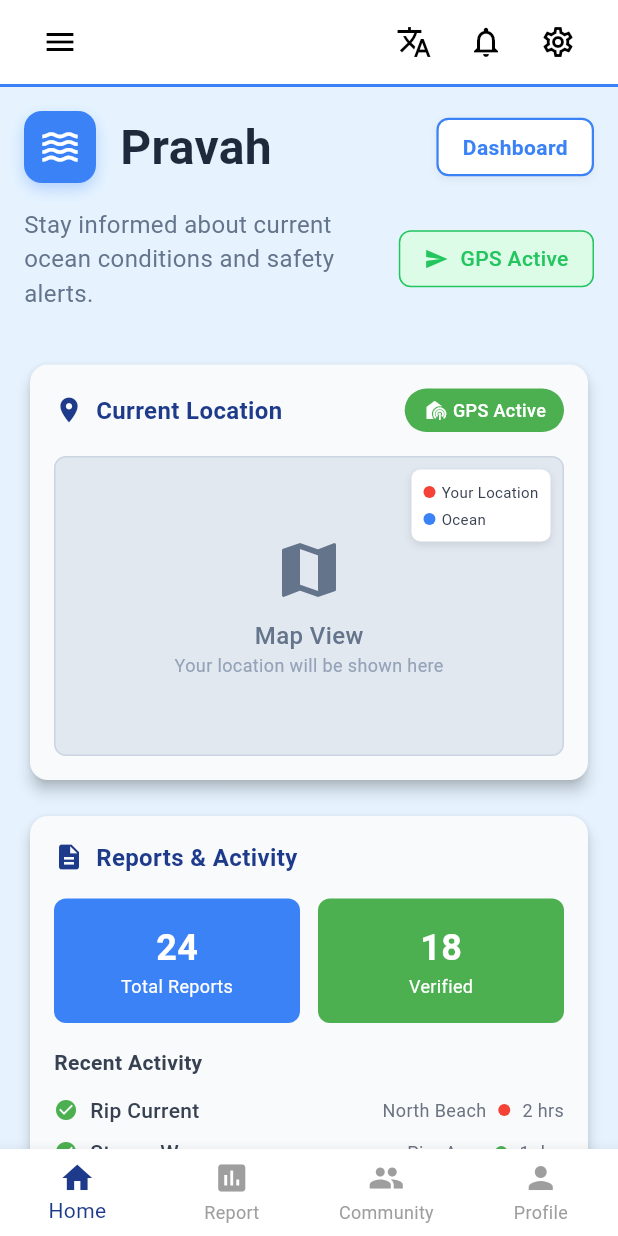
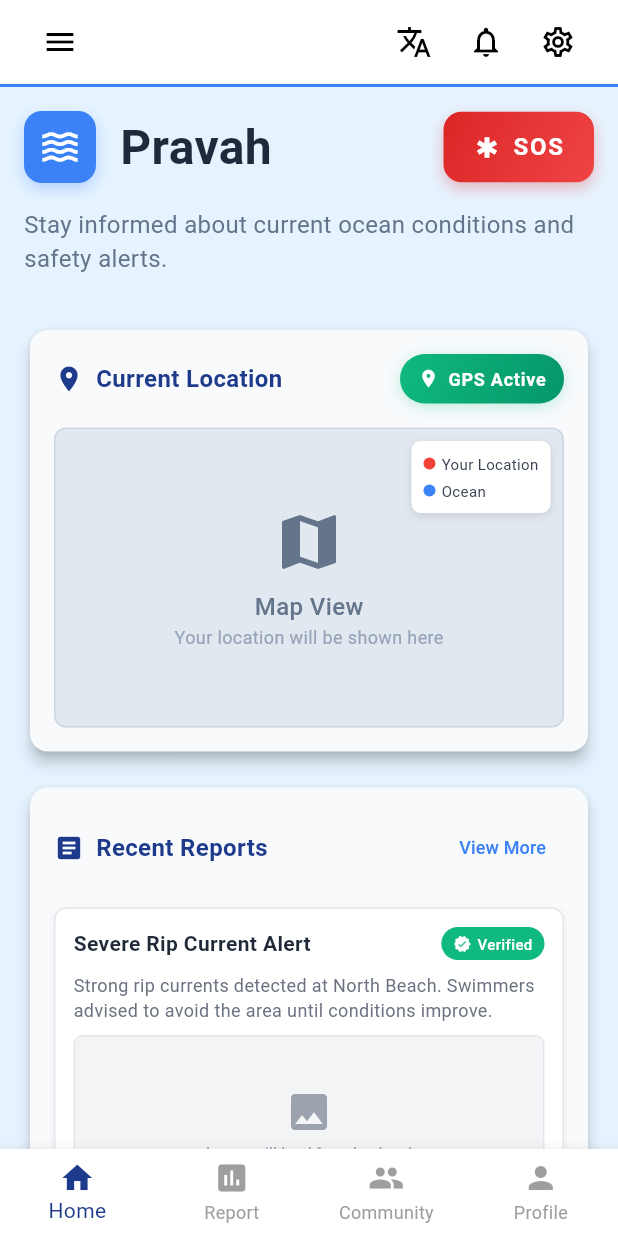
Before and after one commit to dixitatharvv/SIH2025, a Flutter app: the screen it shows after launch, on a phone screen of 412 x 824 dp. Run offline on Flutter 3.47's test engine with Material 3 defaults, Android fonts, the phone set to English and light mode, and no system bars; our stand-ins replace flutter_dotenv, geolocator.

Commit message:
Enhanced UI/UX and implemented changes in reports and home screen

```diff
--- a/frontend/mobile_app/lib/features/home/screens/home_screen.dart
+++ b/frontend/mobile_app/lib/features/home/screens/home_screen.dart
@@ -1,10 +1,9 @@
 import 'package:flutter/material.dart';
 import '../widgets/current_location_card.dart';
-import '../widgets/reports_activity_card.dart';
+import '../widgets/recent_reports_card.dart';
 import '../widgets/risk_assessment_card.dart';
 import '../widgets/safety_recommendations_card.dart';
 import '../widgets/safe_places_card.dart';
-import '../widgets/emergency_contact_card.dart';
 import '../../reports/screens/report_screen.dart';
 import '../../../widgets/app_header.dart';
 
@@ -80,21 +79,19 @@ class HomeContent extends StatelessWidget {
             crossAxisAlignment: CrossAxisAlignment.start,
             children: [
               // Main Title Section
-              _buildMainTitle(),
+              _buildMainTitle(context),
               const SizedBox(height: 32),
 
               // Content Cards
               const CurrentLocationCard(),
               const SizedBox(height: 16),
-              const ReportsActivityCard(),
+              const RecentReportsCard(),
               const SizedBox(height: 16),
               const RiskAssessmentCard(),
               const SizedBox(height: 16),
               const SafetyRecommendationsCard(),
               const SizedBox(height: 16),
               const SafePlacesCard(),
-              const SizedBox(height: 16),
-              const EmergencyContactCard(),
               const SizedBox(height: 80), // Space for bottom navigation
             ],
           ),
@@ -103,7 +100,7 @@ class HomeContent extends StatelessWidget {
     );
   }
 
-  Widget _buildMainTitle() {
+  Widget _buildMainTitle(BuildContext context) {
     return Column(
       crossAxisAlignment: CrossAxisAlignment.start,
       children: [
@@ -144,27 +141,53 @@ class HomeContent extends StatelessWidget {
             ),
             const Spacer(),
 
-            // Dashboard Button
-            Container(
-              padding: const EdgeInsets.symmetric(horizontal: 16, vertical: 8),
+            // SOS Button
+            GestureDetector(
+              onTap: () {
+                // TODO: Implement SOS functionality when backend is ready
+                ScaffoldMessenger.of(context).showSnackBar(
+                  const SnackBar(
+                    content: Text('SOS feature will be implemented with backend'),
+                    backgroundColor: Colors.red,
+                  ),
+                );
+              },
+              child: Container(
+                padding: const EdgeInsets.symmetric(horizontal: 20, vertical: 12),
                 decoration: BoxDecoration(
-                color: Colors.white,
-                borderRadius: BorderRadius.circular(8),
-                border: Border.all(color: const Color(0xFF3B82F6), width: 1.5),
+                  gradient: const LinearGradient(
+                    colors: [Color(0xFFDC2626), Color(0xFFEF4444)],
+                    begin: Alignment.topLeft,
+                    end: Alignment.bottomRight,
+                  ),
+                  borderRadius: BorderRadius.circular(12),
                   boxShadow: [
                     BoxShadow(
-                    color: Colors.black.withOpacity(0.05),
-                    blurRadius: 4,
-                    offset: const Offset(0, 2),
+                      color: const Color(0xFFDC2626).withOpacity(0.3),
+                      blurRadius: 8,
+                      offset: const Offset(0, 4),
                     ),
                   ],
                 ),
-              child: const Text(
-                'Dashboard',
+                child: const Row(
+                  mainAxisSize: MainAxisSize.min,
+                  children: [
+                    Icon(
+                      Icons.emergency,
+                      color: Colors.white,
+                      size: 18,
+                    ),
+                    SizedBox(width: 8),
+                    Text(
+                      'SOS',
                       style: TextStyle(
-                  color: Color(0xFF3B82F6),
-                  fontWeight: FontWeight.w600,
-                  fontSize: 14,
+                        color: Colors.white,
+                        fontWeight: FontWeight.bold,
+                        fontSize: 16,
+                        letterSpacing: 1.2,
+                      ),
+                    ),
+                  ],
                 ),
               ),
             ),
@@ -172,49 +195,14 @@ class HomeContent extends StatelessWidget {
         ),
         const SizedBox(height: 16),
 
-        // Subtitle and GPS Status Row
-        Row(
-          children: [
-            const Expanded(
-              child: Text(
+        // Subtitle
+        const Text(
           'Stay informed about current ocean conditions and safety alerts.',
           style: TextStyle(
             fontSize: 16,
             color: Color(0xFF64748B),
           ),
         ),
-            ),
-            const SizedBox(width: 16),
-
-            // GPS Status
-            Container(
-              padding: const EdgeInsets.symmetric(horizontal: 16, vertical: 8),
-              decoration: BoxDecoration(
-                color: const Color(0xFFDCFCE7),
-                borderRadius: BorderRadius.circular(8),
-                border: Border.all(color: const Color(0xFF22C55E), width: 1),
-              ),
-              child: const Row(
-                mainAxisSize: MainAxisSize.min,
-                children: [
-                  Icon(
-                    Icons.send,
-                    color: Color(0xFF22C55E),
-                    size: 16,
-                  ),
-                  SizedBox(width: 8),
-                  Text(
-                    'GPS Active',
-                    style: TextStyle(
-                      color: Color(0xFF22C55E),
-                      fontWeight: FontWeight.w500,
-                    ),
-                  ),
-                ],
-              ),
-            ),
-          ],
-        ),
       ],
     );
   }
--- a/frontend/mobile_app/lib/features/home/widgets/current_location_card.dart
+++ b/frontend/mobile_app/lib/features/home/widgets/current_location_card.dart
@@ -35,27 +35,38 @@ class CurrentLocationCard extends StatelessWidget {
                 ),
                 const Spacer(),
                 Container(
-                  padding:
-                      const EdgeInsets.symmetric(horizontal: 12, vertical: 6),
+                  padding: const EdgeInsets.symmetric(horizontal: 12, vertical: 8),
                   decoration: BoxDecoration(
-                    color: Colors.green,
+                    gradient: const LinearGradient(
+                      colors: [Color(0xFF10B981), Color(0xFF059669)],
+                      begin: Alignment.topLeft,
+                      end: Alignment.bottomRight,
+                    ),
                     borderRadius: BorderRadius.circular(20),
+                    boxShadow: [
+                      BoxShadow(
+                        color: const Color(0xFF10B981).withOpacity(0.25),
+                        blurRadius: 8,
+                        offset: const Offset(0, 2),
+                      ),
+                    ],
                   ),
-                  child: Row(
+                  child: const Row(
                     mainAxisSize: MainAxisSize.min,
-                    children: const [
+                    children: [
                       Icon(
-                        Icons.broadcast_on_personal,
+                        Icons.location_on,
                         color: Colors.white,
-                        size: 16,
+                        size: 14,
                       ),
-                      SizedBox(width: 4),
+                      SizedBox(width: 6),
                       Text(
                         'GPS Active',
                         style: TextStyle(
                           color: Colors.white,
+                          fontWeight: FontWeight.w600,
                           fontSize: 12,
-                          fontWeight: FontWeight.w500,
+                          letterSpacing: 0.5,
                         ),
                       ),
                     ],
--- /dev/null
+++ b/frontend/mobile_app/lib/features/home/widgets/recent_reports_card.dart
@@ -0,0 +1,223 @@
+import 'package:flutter/material.dart';
+
+class RecentReportsCard extends StatelessWidget {
+  const RecentReportsCard({super.key});
+
+  @override
+  Widget build(BuildContext context) {
+    return Card(
+      color: const Color(0xFFF8FAFC),
+      elevation: 4,
+      shape: RoundedRectangleBorder(
+        borderRadius: BorderRadius.circular(12),
+      ),
+      child: Padding(
+        padding: const EdgeInsets.all(16.0),
+        child: Column(
+          crossAxisAlignment: CrossAxisAlignment.start,
+          children: [
+            // Header
+            Row(
+              children: [
+                const Icon(
+                  Icons.article,
+                  color: Color(0xFF1E3A8A),
+                  size: 20,
+                ),
+                const SizedBox(width: 8),
+                const Text(
+                  'Recent Reports',
+                  style: TextStyle(
+                    fontSize: 16,
+                    fontWeight: FontWeight.w600,
+                    color: Color(0xFF1E3A8A),
+                  ),
+                ),
+                const Spacer(),
+                TextButton(
+                  onPressed: () {
+                    // TODO: Navigate to all reports when backend is ready
+                  },
+                  child: const Text(
+                    'View More',
+                    style: TextStyle(
+                      color: Color(0xFF3B82F6),
+                      fontSize: 12,
+                      fontWeight: FontWeight.w500,
+                    ),
+                  ),
+                ),
+              ],
+            ),
+            const SizedBox(height: 16),
+
+            // Recent Reports List
+            _buildReportPost(
+              'Severe Rip Current Alert',
+              'Strong rip currents detected at North Beach. Swimmers advised to avoid the area until conditions improve.',
+              'assets/images/rip_current.jpg',
+              '2 hours ago',
+              'Marine Safety Team',
+            ),
+            const SizedBox(height: 12),
+            _buildReportPost(
+              'Jellyfish Bloom Warning',
+              'Large jellyfish bloom spotted near South Pier. Beachgoers should exercise caution when entering water.',
+              'assets/images/jellyfish.jpg',
+              '5 hours ago',
+              'Beach Patrol Unit',
+            ),
+            const SizedBox(height: 12),
+            _buildReportPost(
+              'High Tide Advisory',
+              'Unusually high tides expected this evening. Coastal areas may experience temporary flooding.',
+              'assets/images/high_tide.jpg',
+              '1 day ago',
+              'Weather Station',
+            ),
+          ],
+        ),
+      ),
+    );
+  }
+
+  Widget _buildReportPost(
+    String title,
+    String description,
+    String imagePath,
+    String timeAgo,
+    String author,
+  ) {
+    return Container(
+      padding: const EdgeInsets.all(12),
+      decoration: BoxDecoration(
+        color: Colors.white,
+        borderRadius: BorderRadius.circular(8),
+        border: Border.all(color: const Color(0xFFE5E7EB), width: 1),
+        boxShadow: [
+          BoxShadow(
+            color: Colors.black.withOpacity(0.05),
+            blurRadius: 4,
+            offset: const Offset(0, 2),
+          ),
+        ],
+      ),
+      child: Column(
+        crossAxisAlignment: CrossAxisAlignment.start,
+        children: [
+          // Header with verified badge
+          Row(
+            children: [
+              Expanded(
+                child: Text(
+                  title,
+                  style: const TextStyle(
+                    fontSize: 14,
+                    fontWeight: FontWeight.w600,
+                    color: Color(0xFF1F2937),
+                  ),
+                ),
+              ),
+              Container(
+                padding: const EdgeInsets.symmetric(horizontal: 8, vertical: 4),
+                decoration: BoxDecoration(
+                  color: const Color(0xFF10B981),
+                  borderRadius: BorderRadius.circular(12),
+                ),
+                child: const Row(
+                  mainAxisSize: MainAxisSize.min,
+                  children: [
+                    Icon(
+                      Icons.verified,
+                      color: Colors.white,
+                      size: 12,
+                    ),
+                    SizedBox(width: 4),
+                    Text(
+                      'Verified',
+                      style: TextStyle(
+                        color: Colors.white,
+                        fontSize: 10,
+                        fontWeight: FontWeight.w500,
+                      ),
+                    ),
+                  ],
+                ),
+              ),
+            ],
+          ),
+          const SizedBox(height: 8),
+
+          // Description
+          Text(
+            description,
+            style: const TextStyle(
+              fontSize: 12,
+              color: Color(0xFF6B7280),
+              height: 1.4,
+            ),
+          ),
+          const SizedBox(height: 8),
+
+          // Image placeholder (will be replaced with actual images when backend is ready)
+          Container(
+            width: double.infinity,
+            height: 120,
+            decoration: BoxDecoration(
+              color: const Color(0xFFF3F4F6),
+              borderRadius: BorderRadius.circular(6),
+              border: Border.all(color: const Color(0xFFE5E7EB)),
+            ),
+            child: const Column(
+              mainAxisAlignment: MainAxisAlignment.center,
+              children: [
+                Icon(
+                  Icons.image,
+                  color: Color(0xFF9CA3AF),
+                  size: 32,
+                ),
+                SizedBox(height: 4),
+                Text(
+                  'Image will load from backend',
+                  style: TextStyle(
+                    color: Color(0xFF9CA3AF),
+                    fontSize: 10,
+                  ),
+                ),
+              ],
+            ),
+          ),
+          const SizedBox(height: 8),
+
+          // Footer with author and time
+          Row(
+            children: [
+              const Icon(
+                Icons.person,
+                color: Color(0xFF9CA3AF),
+                size: 14,
+              ),
+              const SizedBox(width: 4),
+              Text(
+                author,
+                style: const TextStyle(
+                  fontSize: 11,
+                  color: Color(0xFF6B7280),
+                  fontWeight: FontWeight.w500,
+                ),
+              ),
+              const Spacer(),
+              Text(
+                timeAgo,
+                style: const TextStyle(
+                  fontSize: 11,
+                  color: Color(0xFF9CA3AF),
+                ),
+              ),
+            ],
+          ),
+        ],
+      ),
+    );
+  }
+}
```
Also changed, not shown: frontend/mobile_app/lib/features/reports/screens/report_screen.dart (+111 -46 lines). Lines whose indentation alone changed are shown as unchanged.
